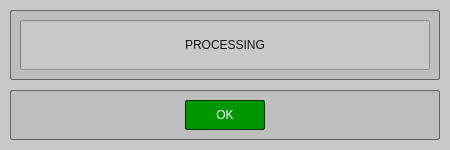
First picture: the form in src/Forms/ProcessingWindow.ui, repository psv-git/BDOLang, before the edit.
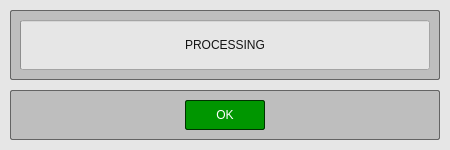
Second picture: the form after the edit.

Diff of the .ui file:
```diff
--- a/src/Forms/ProcessingWindow.ui
+++ b/src/Forms/ProcessingWindow.ui
@@ -13,6 +13,18 @@
     <height>150</height>
    </rect>
   </property>
+  <property name="minimumSize">
+   <size>
+    <width>450</width>
+    <height>150</height>
+   </size>
+  </property>
+  <property name="maximumSize">
+   <size>
+    <width>450</width>
+    <height>150</height>
+   </size>
+  </property>
   <property name="contextMenuPolicy">
    <enum>Qt::NoContextMenu</enum>
   </property>
@@ -21,7 +33,7 @@
   </property>
   <property name="styleSheet">
    <string notr="true">QWidget {
-	background-color: rgb(200, 200, 200);
+	background-color: rgb(230, 230, 230);
 }
 </string>
   </property>
```
